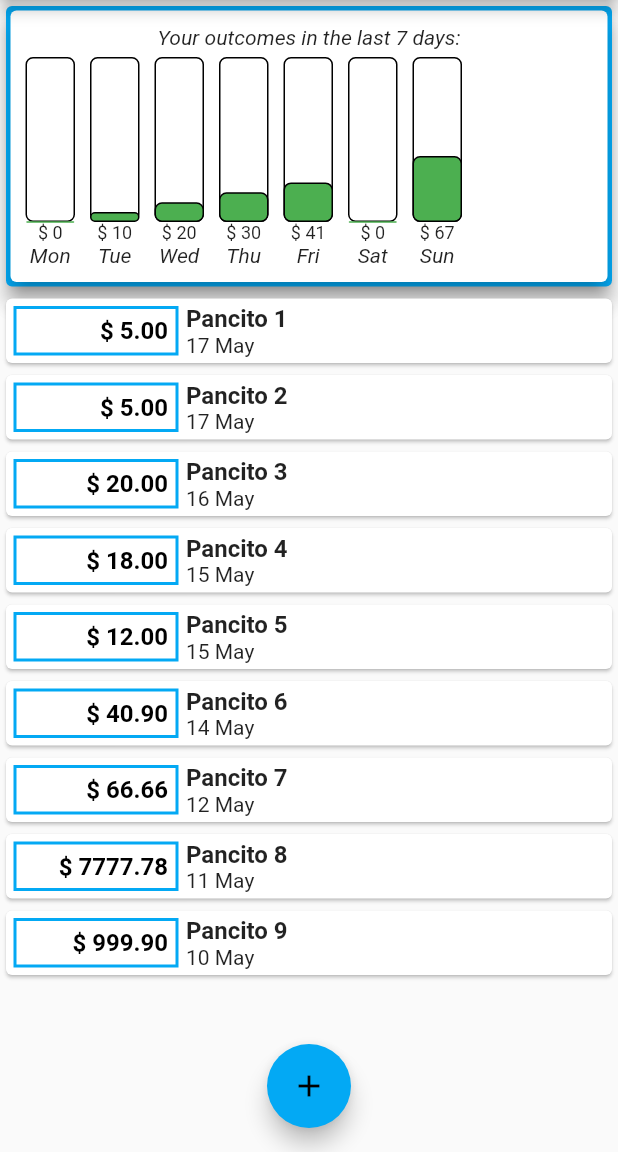
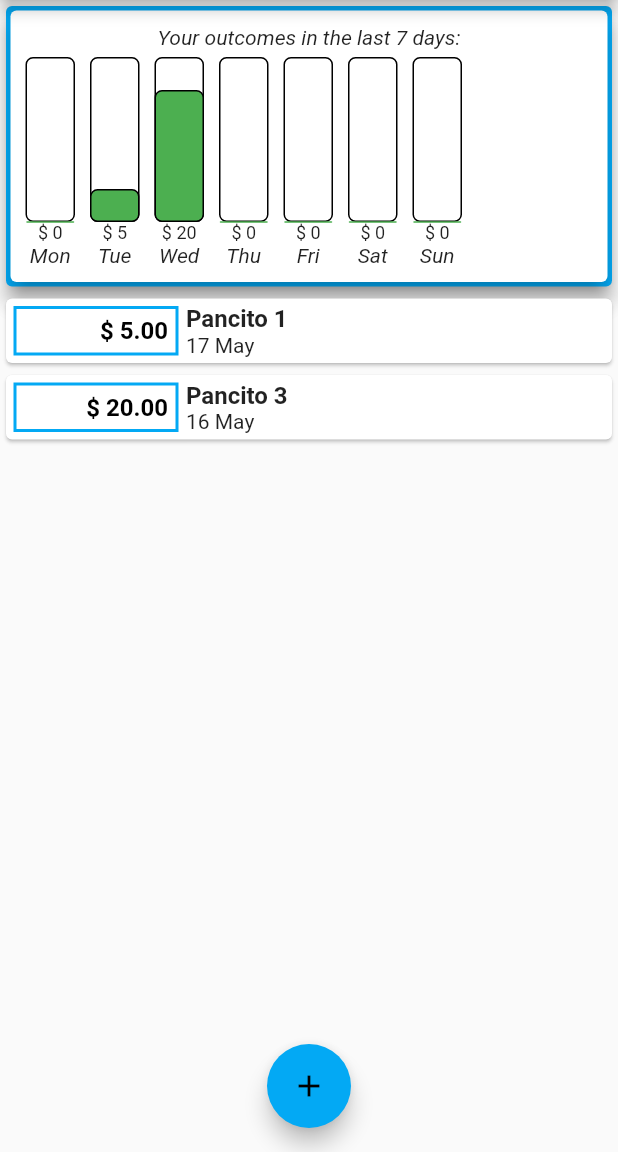
Before and after one commit to nachokhan/my_expenses, a Flutter app: the screen it shows after launch, on a phone screen of 412 x 824 dp, the part 84-1236 px from its top. Run offline on Flutter 3.47's test engine with Material 2 defaults, Android fonts, the phone set to English and light mode, and no system bars.

Commit message:
nothing importante

```diff
--- a/lib/main.dart
+++ b/lib/main.dart
@@ -35,18 +35,12 @@ class _MyHomePageState extends State<MyHomePage> {
       title: "Pancito 1",
     ),
     Transaction(
-      amount: 5,
-      date: DateTime.now().subtract(Duration(days: 1)),
-      id: "1",
-      title: "Pancito 2",
-    ),
-    Transaction(
       amount: 20,
       date: DateTime.now().subtract(Duration(days: 2)),
       id: "1",
       title: "Pancito 3",
     ),
-    Transaction(
+ /*   Transaction(
       amount: 18,
       date: DateTime.now().subtract(Duration(days: 3)),
       id: "1",
@@ -81,7 +75,7 @@ class _MyHomePageState extends State<MyHomePage> {
       date: DateTime.now().subtract(Duration(days: 8)),
       id: "1",
       title: "Pancito 9",
-    ),
+    ),*/
 
   ];
 
```
